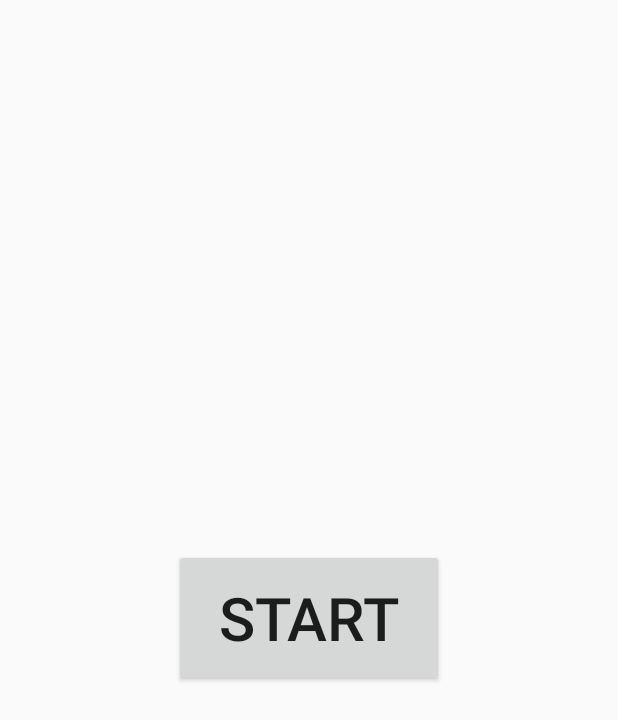
After one commit to Usman1912/McqQuizfinal, an Android app: the layout activity_main2.xml on its own in the app's theme, with its tools: preview values and no code run, on a phone screen of 412 x 824 dp. The commit adds this screen. Shown: the top 720 px of the screen. Run offline under Robolectric (Android 15) with nearby library versions, the phone set to English and light mode, and no system bars.

Commit message:
initial commit

```diff
--- a/app/src/main/AndroidManifest.xml
+++ b/app/src/main/AndroidManifest.xml
@@ -9,13 +9,16 @@
         android:roundIcon="@mipmap/ic_launcher_round"
         android:supportsRtl="true"
         android:theme="@style/AppTheme">
-        <activity android:name=".MainActivity">
+        <activity android:name=".MainActivity2">
             <intent-filter>
                 <action android:name="android.intent.action.MAIN" />
 
                 <category android:name="android.intent.category.LAUNCHER" />
             </intent-filter>
         </activity>
+        <activity android:name=".MainActivity">
+
+        </activity>
     </application>
 
 </manifest>
--- a/app/src/main/res/layout/activity_main.xml
+++ b/app/src/main/res/layout/activity_main.xml
@@ -45,10 +45,10 @@
     <TextView
         android:id="@+id/score"
         android:layout_width="262dp"
+        android:gravity="center"
+        android:textSize="24sp"
         android:layout_height="90dp"
-        android:gravity="center"
         android:text="TextView"
-        android:textSize="24sp"
         app:layout_constraintEnd_toEndOf="parent"
         app:layout_constraintStart_toStartOf="parent"
         app:layout_constraintTop_toTopOf="parent" />
--- /dev/null
+++ b/app/src/main/res/layout/activity_main2.xml
@@ -0,0 +1,19 @@
+<?xml version="1.0" encoding="utf-8"?>
+<androidx.constraintlayout.widget.ConstraintLayout xmlns:android="http://schemas.android.com/apk/res/android"
+    xmlns:app="http://schemas.android.com/apk/res-auto"
+    xmlns:tools="http://schemas.android.com/tools"
+    android:layout_width="match_parent"
+    android:layout_height="match_parent"
+    tools:context=".MainActivity2">
+
+    <Button
+        android:id="@+id/btn"
+        android:layout_width="180dp"
+        android:layout_height="92dp"
+        android:text="START"
+        android:textSize="40sp"
+        app:layout_constraintBottom_toBottomOf="parent"
+        app:layout_constraintEnd_toEndOf="parent"
+        app:layout_constraintStart_toStartOf="parent"
+        app:layout_constraintTop_toTopOf="parent" />
+</androidx.constraintlayout.widget.ConstraintLayout>
```
Also changed, not shown: app/src/main/java/com/example/mcqquiz/MainActivity2.java (added, +29 -0 lines).
